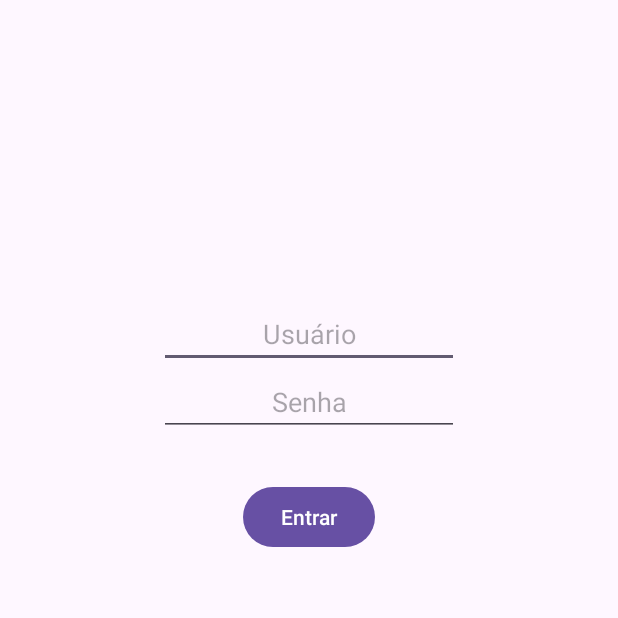
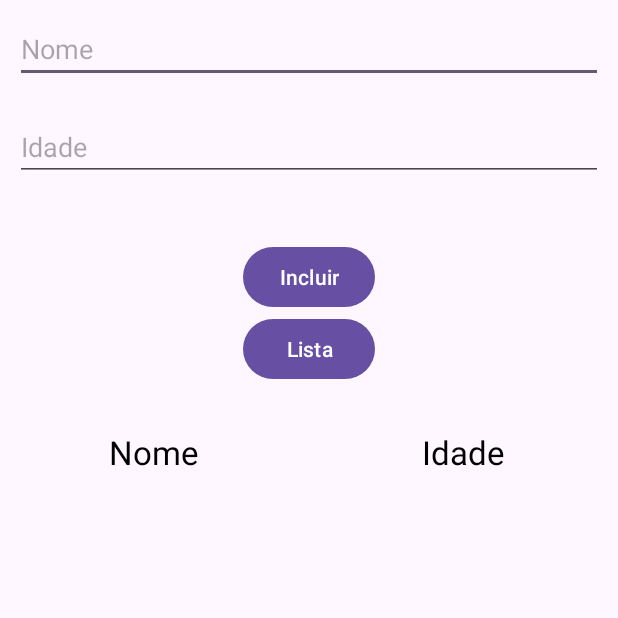
Before and after one commit to Felipinho5/app-combustivel, an Android app: the screen it shows after launch (LoginActivity), on a phone screen of 412 x 824 dp, the top half of it. Run offline under Robolectric (Android 15) with nearby library versions, the phone set to English and light mode, and no system bars.

Commit message:
Nome e idade usando SQLite

```diff
--- a/app/build.gradle.kts
+++ b/app/build.gradle.kts
@@ -5,7 +5,7 @@ plugins {
 
 android {
     namespace = "com.example.primeiroapp"
-    compileSdk = 34
+    compileSdk = 35
 
     defaultConfig {
         applicationId = "com.example.primeiroapp"
--- a/app/src/main/AndroidManifest.xml
+++ b/app/src/main/AndroidManifest.xml
@@ -1,6 +1,8 @@
 <?xml version="1.0" encoding="utf-8"?>
 <manifest xmlns:android="http://schemas.android.com/apk/res/android"
     xmlns:tools="http://schemas.android.com/tools">
+
+    <uses-permission android:name="android.permission.READ_EXTERNAL_STORAGE" />
 
     <application
         android:allowBackup="true"
--- a/app/src/main/res/layout/activity_login.xml
+++ b/app/src/main/res/layout/activity_login.xml
@@ -9,29 +9,62 @@
     tools:context=".LoginActivity">
 
     <EditText
-        android:id="@+id/edit_usuario"
-        android:layout_width="200dp"
+        android:id="@+id/edit_nome"
+        android:layout_width="match_parent"
         android:layout_height="wrap_content"
-        android:layout_marginTop="200dp"
-        android:layout_gravity="center_horizontal"
-        android:textAlignment="center"
-        android:hint="Usuário" />
+        android:layout_margin="10dp"
+        android:hint="Nome" />
 
     <EditText
-        android:id="@+id/edit_senha"
-        android:inputType="textPassword"
-        android:layout_width="200dp"
+        android:id="@+id/edit_idade"
+        android:layout_width="match_parent"
         android:layout_height="wrap_content"
-        android:layout_gravity="center_horizontal"
-        android:textAlignment="center"
-        android:hint="Senha" />
+        android:layout_margin="10dp"
+        android:hint="Idade" />
 
     <Button
-        android:id="@+id/btn_entrar"
+        android:id="@+id/btn_incluir"
         android:layout_width="wrap_content"
         android:layout_height="wrap_content"
         android:layout_marginTop="30dp"
         android:layout_gravity="center_horizontal"
-        android:text="Entrar" />
+        android:text="Incluir" />
+
+    <Button
+        android:id="@+id/btn_lista"
+        android:layout_width="wrap_content"
+        android:layout_height="wrap_content"
+        android:layout_gravity="center_horizontal"
+        android:text="Lista" />
+
+    <LinearLayout
+        android:layout_width="match_parent"
+        android:layout_height="wrap_content" >
+
+        <TextView
+            android:id="@+id/txt_nome"
+            android:layout_width="match_parent"
+            android:layout_height="wrap_content"
+            android:layout_margin="20dp"
+            android:text="Nome\n\n"
+            android:textSize="22sp"
+            android:padding="10dp"
+            android:layout_weight="1"
+            android:textAlignment="center"
+            android:textColor="#000"/>
+
+        <TextView
+            android:id="@+id/txt_idade"
+            android:layout_width="match_parent"
+            android:layout_height="wrap_content"
+            android:layout_margin="20dp"
+            android:text="Idade\n\n"
+            android:textSize="22sp"
+            android:padding="10dp"
+            android:layout_weight="1"
+            android:textAlignment="center"
+            android:textColor="#000"/>
+
+    </LinearLayout>
 
 </LinearLayout>
```
Also changed, not shown: app/src/main/java/com/example/primeiroapp/DBHelper.kt (added, +51 -0 lines), app/src/main/java/com/example/primeiroapp/LoginActivity.kt (+37 -19 lines).
